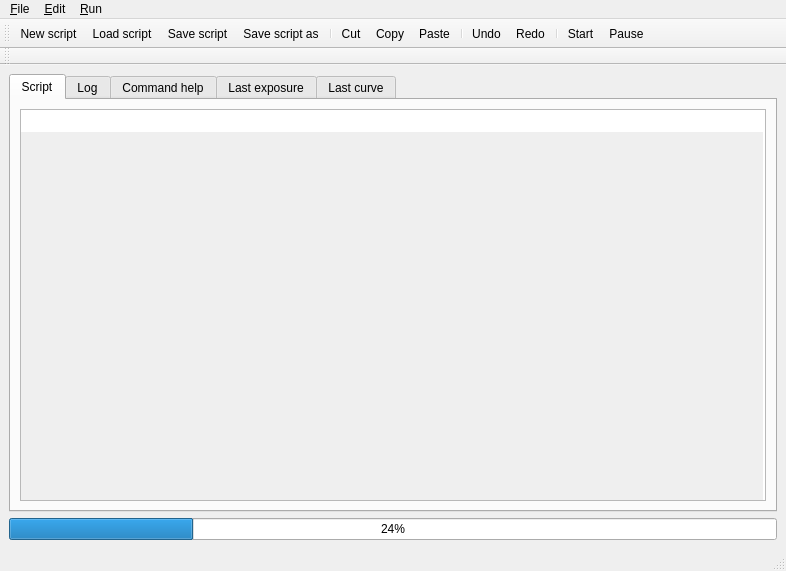
Old version of the form cct/qtgui/measurement/scripteditor/scripteditor.ui in the repository awacha/cct.
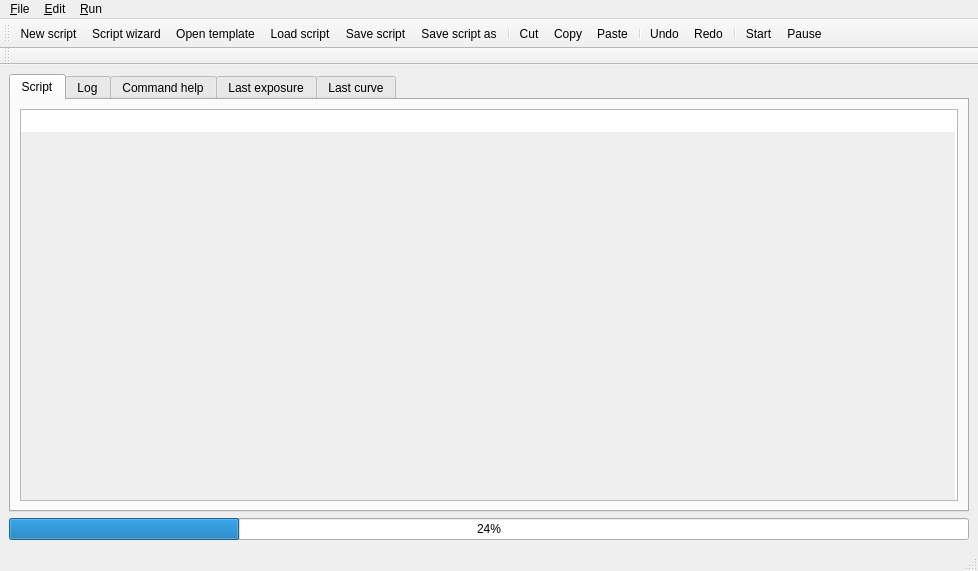
New version of the form. Icons and pictures are not drawn.

Commit message: Script generator wizard

```diff
--- a/cct/qtgui/measurement/scripteditor/scripteditor.ui
+++ b/cct/qtgui/measurement/scripteditor/scripteditor.ui
@@ -6,7 +6,7 @@
    <rect>
     <x>0</x>
     <y>0</y>
-    <width>786</width>
+    <width>978</width>
     <height>571</height>
    </rect>
   </property>
@@ -117,7 +117,7 @@
     <rect>
      <x>0</x>
      <y>0</y>
-     <width>786</width>
+     <width>978</width>
      <height>22</height>
     </rect>
    </property>
@@ -157,6 +157,12 @@
   </widget>
   <widget class="QStatusBar" name="statusbar"/>
   <widget class="QToolBar" name="toolBar">
+   <property name="sizePolicy">
+    <sizepolicy hsizetype="Minimum" vsizetype="Fixed">
+     <horstretch>0</horstretch>
+     <verstretch>0</verstretch>
+    </sizepolicy>
+   </property>
    <property name="windowTitle">
     <string>toolBar</string>
    </property>
@@ -170,6 +176,8 @@
     <bool>false</bool>
    </attribute>
    <addaction name="actionNew_script"/>
+   <addaction name="actionScript_wizard"/>
+   <addaction name="actionNew_from_template"/>
    <addaction name="actionLoad_script"/>
    <addaction name="actionSave_script"/>
    <addaction name="actionSaveAs"/>
@@ -384,6 +392,30 @@
     <string>Close this window</string>
    </property>
   </action>
+  <action name="actionNew_from_template">
+   <property name="icon">
+    <iconset theme="text-x-generic-template">
+     <normaloff>.</normaloff>.</iconset>
+   </property>
+   <property name="text">
+    <string>Open template</string>
+   </property>
+   <property name="toolTip">
+    <string>Create a new script from a template</string>
+   </property>
+  </action>
+  <action name="actionScript_wizard">
+   <property name="icon">
+    <iconset resource="../../../resource/icons/icons.qrc">
+     <normaloff>:/icons/scriptwizard.svg</normaloff>:/icons/scriptwizard.svg</iconset>
+   </property>
+   <property name="text">
+    <string>Script wizard...</string>
+   </property>
+   <property name="toolTip">
+    <string>Create a script using an user-friendly wizard interface</string>
+   </property>
+  </action>
  </widget>
  <resources>
   <include location="../../../resource/icons/icons.qrc"/>
```
Left out of the diff: 1 changed line with no effect on the pictures. The commit also changes 6 other files.
